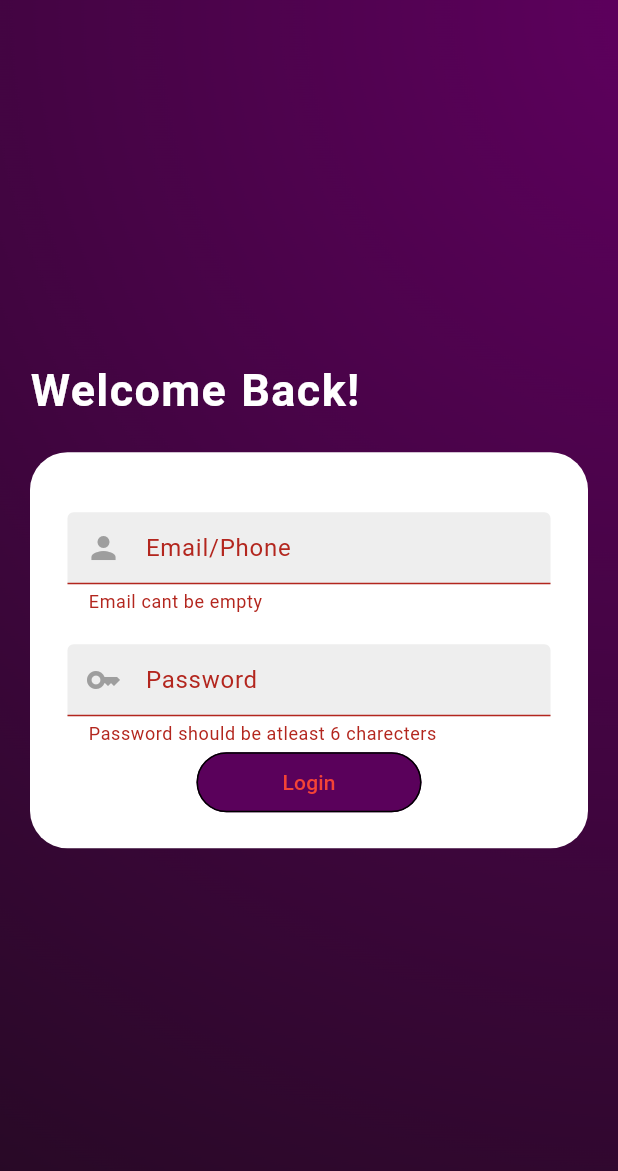
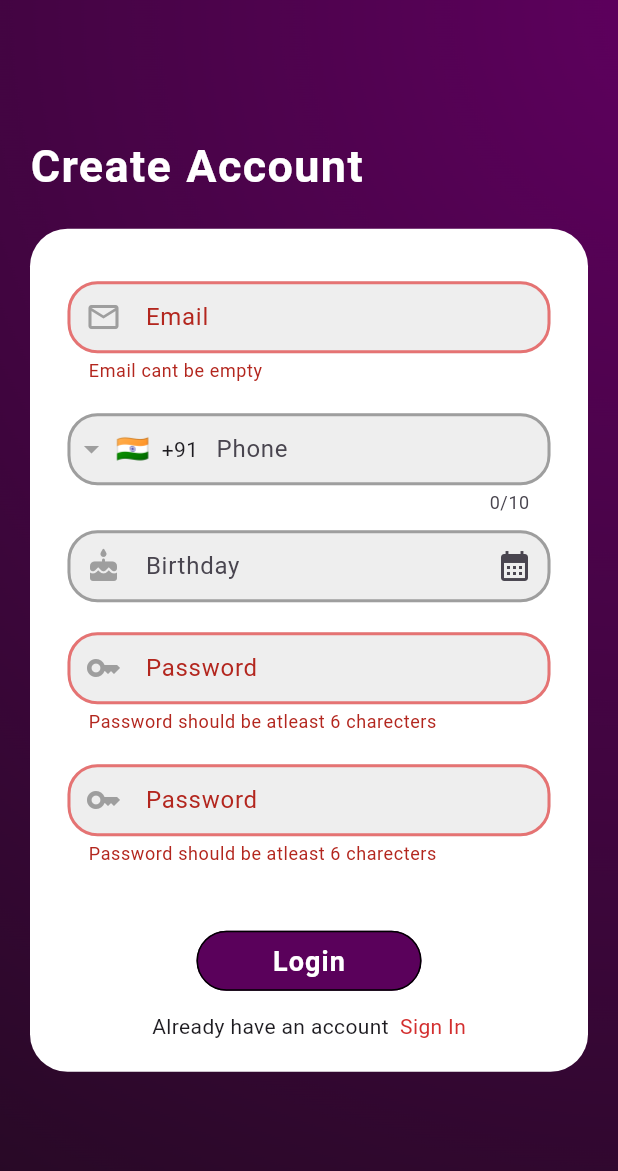
Before and after one commit to Shrish-KS/LockBox, a Flutter app: the screen it shows after launch, after a tap on "Login", on a phone screen of 412 x 824 dp. Shown: the top 1171 px of the screen. Run offline on Flutter 3.47's test engine with Material 3 defaults, Android fonts, the light colour scheme and no system bars; drawn by our look-alikes of date_field, intl_phone_field; our stand-ins replace flutter_contacts, smooth_page_indicator.

Commit message:
Added signup

```diff
--- a/lib/main.dart
+++ b/lib/main.dart
@@ -1,4 +1,5 @@
 import 'package:flutter/material.dart';
+import 'package:lockbox/screens/Authentication/register.dart';
 import 'package:lockbox/screens/onboarding/onboard.dart';
 import 'package:lockbox/screens/Authentication/signin.dart';
 
@@ -13,7 +14,7 @@ class MyApp extends StatelessWidget {
   @override
   Widget build(BuildContext context) {
     return MaterialApp(
-      home: SignIn(),
+      home: Register(),
     );
   }
 }
--- /dev/null
+++ b/lib/screens/Authentication/register.dart
@@ -0,0 +1,241 @@
+import 'package:date_field/date_field.dart';
+import 'package:flutter/material.dart';
+import 'package:intl_phone_field/intl_phone_field.dart';
+import 'package:intl_phone_field/phone_number.dart';
+import 'package:lockbox/screens/Authentication/signin.dart';
+import 'package:lockbox/screens/onboarding/onboard.dart';
+import 'package:lockbox/shared/constants.dart';
+
+class Register extends StatefulWidget {
+  const Register({super.key});
+
+  @override
+  State<Register> createState() => _RegisterState();
+}
+
+class _RegisterState extends State<Register> {
+
+  final GlobalKey<FormState> _formkey = GlobalKey<FormState>();
+  final _formFieldKey = GlobalKey<FormFieldState>();
+  String email="";
+  String pass="";
+  String phone="";
+  String checkpass="";
+  bool error=false;
+  String errormessage="";
+  DateTime dob=DateTime.now();
+
+  @override
+  Widget build(BuildContext context) {
+    return SafeArea(
+      child: Scaffold(
+          body: Container(
+              alignment: Alignment.center,
+              decoration: BoxDecoration(
+                  image: DecorationImage(
+                      image: AssetImage("assets/gradient.png"),
+                      fit: BoxFit.cover
+                  )
+              ),
+              child: Container(
+                alignment: Alignment.center,
+                child: Column(
+                  mainAxisAlignment: MainAxisAlignment.center,
+                  children: [
+                    Container(
+                      padding: EdgeInsets.symmetric(horizontal: 20),
+                      alignment: Alignment.bottomLeft,
+                      child: Text(
+                        "Create Account",
+                        style: TextStyle(
+                            fontSize: 30,
+                            color: Colors.white,
+                            fontWeight: FontWeight.bold,
+                            letterSpacing: 0.9,
+                            wordSpacing: 1
+                        ),
+                      ),
+                    ),
+                    Container(
+                      margin: EdgeInsets.symmetric(horizontal: 20,vertical: 20),
+                      decoration: BoxDecoration(
+                          color: Colors.white,
+                          borderRadius: BorderRadius.all(Radius.circular(25))
+                      ),
+                      child: Container(
+                        padding: EdgeInsets.symmetric(horizontal: 25,vertical: 20),
+                        child: Form(
+                          key: _formkey,
+                          child: Column(
+                            children: [
+                              SizedBox(height: 15,),
+                              Container(
+                                child: TextFormField(
+                                  decoration: textinputdecoration.copyWith(hintText: "Email",prefixIcon: Icon(Icons.email_outlined),label: Text("Email")),
+                                  validator: (val) => val!.length==0?"Email cant be empty":null,
+                                  onChanged: (val) =>{
+                                    email=val
+                                  },
+                                  style: TextStyle(
+                                    fontSize: 18,
+                                    color: Colors.brown[600],
+                                    letterSpacing: 0.5,
+                                  ),
+                                ),
+                              ),
+                              SizedBox(height: 20,),
+                              Container(
+                                child: IntlPhoneField(
+                                  decoration: textinputdecoration.copyWith(hintText: "Phone",label: Text("Phone")),
+                                  initialCountryCode: 'IN',
+                                  onChanged: (val) {
+                                    phone=val!.completeNumber;
+                                  },
+                                  disableAutoFillHints: true,
+                                ),
+                              ),
+                              SizedBox(height: 10,),
+                              DateTimeFormField(
+                                validator: (date) {
+                                  if(date==null){
+                                    return "Enter valid date";
+                                  }
+                                  else if(date.year>2020){
+                                    return "Enter Your Date of birth";
+                                  }
+                                  else{
+                                    return null;
+                                  }
+                                },
+                                decoration: textinputdecoration.copyWith(label: Text("Birthday"),prefixIcon: Icon(Icons.cake_rounded),suffixIcon: Icon(Icons.calendar_month)),
+                                firstDate: DateTime(1900),
+                                lastDate: DateTime(2030),
+                                onDateSelected: (date){
+                                  dob=date;
+                                },
+                                mode: DateTimeFieldPickerMode.date,
+                              ),
+                              SizedBox(height: 20,),
+                              Container(
+                                child: TextFormField(
+                                  decoration: textinputdecoration.copyWith(hintText: "Password",prefixIcon: Icon(Icons.key),label: Text("Password")),
+                                  validator: (val) => val!.length<6?"Password should be atleast 6 charecters":null,
+                                  onChanged: (val) =>{
+                                    pass=val
+                                  },
+                                  style: TextStyle(
+                                    fontSize: 18,
+                                    color: Colors.brown[600],
+                                    letterSpacing: 0.5,
+                                  ),
+                                ),
+                              ),
+                              SizedBox(height: 20,),
+                              Container(
+                                child: TextFormField(
+                                  decoration: textinputdecoration.copyWith(hintText: "Password",prefixIcon: Icon(Icons.key),label: Text("Password")),
+                                  validator: (val){
+                                    if(val==null || val.length<6){
+                                      return "Password should be atleast 6 charecters";
+                                    }
+                                    else if(checkpass!=pass){
+                                      return "Passwords Do not match";
+                                    }
+                                    else { return null;}
+                                  },
+                                  onChanged: (val) =>{
+                                    checkpass=val
+                                  },
+                                  style: TextStyle(
+                                    fontSize: 18,
+                                    color: Colors.brown[600],
+                                    letterSpacing: 0.5,
+                                  ),
+                                ),
+                              ),
+                              SizedBox(height: 15,),
+                              Text(
+                                  errormessage,
+                                style: TextStyle(
+                                  color: Colors.red,
+                                  fontSize: 17
+                                ),
+                              ),
+                              error?SizedBox(height: 10,):Container(),
+                              Container(
+                                width: 150,
+                                child: TextButton(
+                                    style: ButtonStyle(
+                                      shape: MaterialStateProperty.all(RoundedRectangleBorder(borderRadius: BorderRadius.circular(30.0))),
+                                      side: MaterialStatePropertyAll(BorderSide()),
+                                      backgroundColor: MaterialStatePropertyAll(Color.fromRGBO(
+                                          90, 1, 91, 1.0)),
+                                      foregroundColor: MaterialStatePropertyAll(Colors.white),
+                                      textStyle: MaterialStatePropertyAll(TextStyle(
+                                          fontSize: 18,
+                                          fontWeight: FontWeight.w700,
+                                          letterSpacing: 0.7
+                                      )),
+                                    ),
+                                    onPressed: (){
+                                      if( _formkey.currentState!.validate()){
+                                        if(phone.length<10){
+                                          setState(() {
+                                            error=true;
+                                            errormessage="Enter Valid Mobile Number";
+                                          });
+                                        }
+                                        else{
+                                          setState(() {
+                                            error=false;
+                                            errormessage="";
+                                          });
+                                        }
+                                        print(email);
+                                        print(pass);
+                                        print(phone);
+                                        print(checkpass);
+                                        print(dob);
+                                      }
+                                    },
+                                    child: Text("Login")
+                                ),
+                              ),
+                              Container(
+                                padding: EdgeInsets.fromLTRB(0, 10, 0, 0),
+                                alignment: Alignment.center,
+                                child: Row(
+                                  mainAxisAlignment: MainAxisAlignment.center,
+                                  children: [
+                                    Text("Already have an account  "),
+                                    InkWell(
+                                      child: Text(
+                                        "Sign In",
+                                        style: TextStyle(
+                                          color: Colors.red[700],
+                                        ),
+                                      ),
+                                      onTap: (){
+                                        Navigator.push(
+                                          context,
+                                          MaterialPageRoute(builder: (context) =>  SignIn()),
+                                        );
+                                      },
+                                    )
+                                  ],
+                                ),
+
+                              ),
+                            ],
+                          ),
+                        ),
+                      ),
+                    )
+                  ],
+                ),
+              ),
+          )
+      ),
+    );
+  }
+}
--- a/lib/screens/Authentication/signin.dart
+++ b/lib/screens/Authentication/signin.dart
@@ -1,4 +1,6 @@
 import 'package:flutter/material.dart';
+import 'package:lockbox/screens/Authentication/register.dart';
+import 'package:lockbox/screens/onboarding/onboard.dart';
 import 'package:lockbox/shared/constants.dart';
 
 class SignIn extends StatefulWidget {
@@ -61,17 +63,18 @@ class _SignInState extends State<SignIn> {
                           Container(
                             child: TextFormField(
                               decoration: textinputdecoration.copyWith(hintText: "Email/Phone",prefixIcon: Icon(Icons.person),label: Text("Email/Phone")),
-                              validator: (val) => val!.length==0?"Email cant be empty":null,
+                              validator: (val) => val!.length==0?"Email/phone cant be empty":null,
                               onChanged: (val) =>{
                                 email=val
                               },
                               style: TextStyle(
-                                fontSize: 20,
+                                fontSize: 18,
+                                color: Colors.brown[600],
                                 letterSpacing: 0.5,
                               ),
                             ),
                           ),
-                          SizedBox(height: 20,),
+                          SizedBox(height: 30,),
                           Container(
                             child: TextFormField(
                               decoration: textinputdecoration.copyWith(hintText: "Password",prefixIcon: Icon(Icons.key),label: Text("Password")),
@@ -80,20 +83,27 @@ class _SignInState extends State<SignIn> {
                                 pass=val
                               },
                               style: TextStyle(
-                                fontSize: 20,
+                                fontSize: 18,
+                                color: Colors.brown[600],
                                 letterSpacing: 0.5,
                               ),
                             ),
                           ),
+                          SizedBox(height: 20,),
                           Container(
                             width: 150,
                             child: TextButton(
                               style: ButtonStyle(
-
+                                shape: MaterialStateProperty.all(RoundedRectangleBorder(borderRadius: BorderRadius.circular(30.0))),
                                 side: MaterialStatePropertyAll(BorderSide()),
                                 backgroundColor: MaterialStatePropertyAll(Color.fromRGBO(
                                     90, 1, 91, 1.0)),
-                                foregroundColor: MaterialStatePropertyAll(Colors.red),
+                                foregroundColor: MaterialStatePropertyAll(Colors.white),
+                                textStyle: MaterialStatePropertyAll(TextStyle(
+                                  fontSize: 18,
+                                  fontWeight: FontWeight.w700,
+                                  letterSpacing: 0.7
+                                )),
                               ),
                                 onPressed: (){
                                   if(_formkey.currentState!.validate()){
@@ -103,7 +113,32 @@ class _SignInState extends State<SignIn> {
                                 },
                                 child: Text("Login")
                             ),
-                          )
+                          ),
+                          Container(
+                            padding: EdgeInsets.fromLTRB(0, 10, 0, 0),
+                            alignment: Alignment.center,
+                            child: Row(
+                              mainAxisAlignment: MainAxisAlignment.center,
+                              children: [
+                                Text("Dont have an account  "),
+                                InkWell(
+                                  child: Text(
+                                      "Register",
+                                    style: TextStyle(
+                                      color: Colors.red[700],
+                                    ),
+                                  ),
+                                  onTap: (){
+                                    Navigator.push(
+                                      context,
+                                      MaterialPageRoute(builder: (context) =>  Register()),
+                                    );
+                                  },
+                                )
+                              ],
+                            ),
+
+                          ),
                         ],
                       ),
                     ),
--- a/lib/shared/constants.dart
+++ b/lib/shared/constants.dart
@@ -13,6 +13,13 @@ final textinputdecoration = InputDecoration(
   ),
   focusedErrorBorder: OutlineInputBorder(
       borderRadius: BorderRadius.all(Radius.circular(10)),
+      borderSide: BorderSide(
+        color: Colors.red[300]??Colors.red,
+        width: 2,
+      )
+  ),
+  errorBorder: OutlineInputBorder(
+      borderRadius: BorderRadius.all(Radius.circular(20)),
       borderSide: BorderSide(
         color: Colors.red[300]??Colors.red,
         width: 2,
--- a/pubspec.yaml
+++ b/pubspec.yaml
@@ -33,6 +33,8 @@ dependencies:
 
   smooth_page_indicator: ^1.1.0
   flutter_contacts: ^1.1.7+1
+  intl_phone_field: ^3.2.0
+  date_field: ^3.0.0
 
 
 
```
Also changed, not shown: pubspec.lock.
